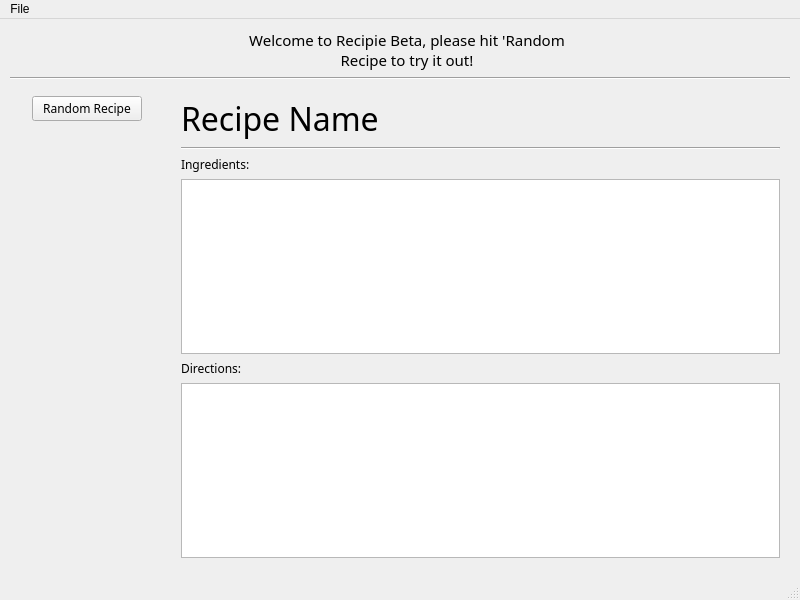
Above: testing/recipie_test/mainwindow.ui from starshine-bcit/Recipie before the change. Below: the same form after it.
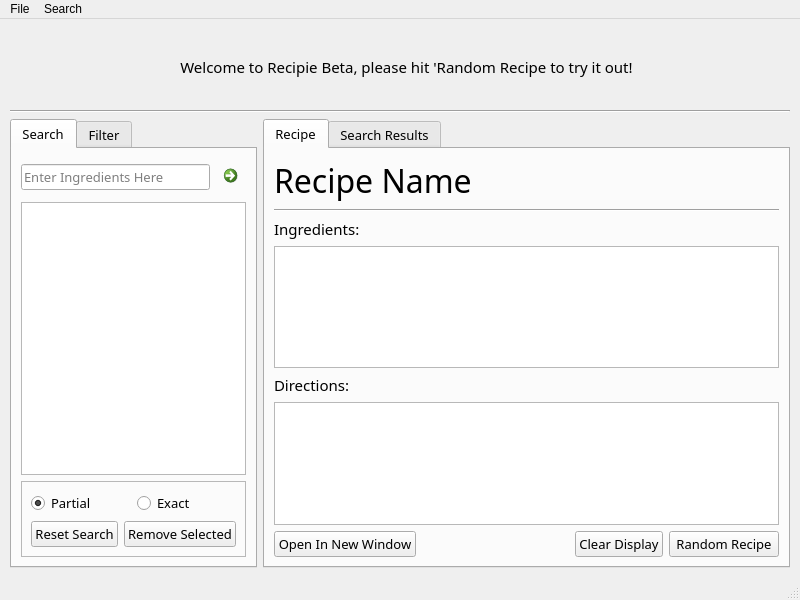
That is the form after the change. Icons and pictures are not drawn.

```diff
--- a/testing/recipie_test/mainwindow.ui
+++ b/testing/recipie_test/mainwindow.ui
@@ -40,7 +40,10 @@
      <number>10</number>
     </property>
     <item>
-     <layout class="QHBoxLayout" name="horizontalLayout_2" stretch="0,1,0,1,0">
+     <layout class="QHBoxLayout" name="horizontalLayoutTop" stretch="0,1,3,1">
+      <property name="sizeConstraint">
+       <enum>QLayout::SetMinimumSize</enum>
+      </property>
       <item>
        <widget class="QLabel" name="labelRecipieLogo">
         <property name="sizePolicy">
@@ -82,15 +85,21 @@
       <item>
        <widget class="QLabel" name="label">
         <property name="sizePolicy">
-         <sizepolicy hsizetype="Preferred" vsizetype="Fixed">
+         <sizepolicy hsizetype="Expanding" vsizetype="Fixed">
           <horstretch>0</horstretch>
           <verstretch>0</verstretch>
          </sizepolicy>
         </property>
+        <property name="minimumSize">
+         <size>
+          <width>0</width>
+          <height>75</height>
+         </size>
+        </property>
         <property name="maximumSize">
          <size>
           <width>16777215</width>
-          <height>16777215</height>
+          <height>75</height>
          </size>
         </property>
         <property name="font">
@@ -136,32 +145,50 @@
     </item>
     <item>
      <widget class="Line" name="line_3">
+      <property name="sizePolicy">
+       <sizepolicy hsizetype="Expanding" vsizetype="Fixed">
+        <horstretch>0</horstretch>
+        <verstretch>0</verstretch>
+       </sizepolicy>
+      </property>
       <property name="orientation">
        <enum>Qt::Horizontal</enum>
       </property>
      </widget>
     </item>
     <item>
-     <layout class="QHBoxLayout" name="horizontalLayout" stretch="1,4">
-      <item>
-       <layout class="QVBoxLayout" name="verticalLayoutLeft" stretch="0,1">
+     <layout class="QHBoxLayout" name="horizontalLayout" stretch="1,3">
         <property name="sizeConstraint">
-         <enum>QLayout::SetMinimumSize</enum>
-        </property>
-        <property name="leftMargin">
-         <number>10</number>
+       <enum>QLayout::SetDefaultConstraint</enum>
+      </property>
+      <item>
+       <widget class="QTabWidget" name="tabWidgetSearch">
+        <property name="font">
+         <font>
+          <family>Source Sans Pro</family>
+          <pointsize>10</pointsize>
+          <bold>false</bold>
+         </font>
         </property>
-        <property name="topMargin">
-         <number>10</number>
+        <property name="currentIndex">
+         <number>0</number>
         </property>
-        <property name="rightMargin">
-         <number>10</number>
-        </property>
-        <property name="bottomMargin">
-         <number>10</number>
-        </property>
-        <item alignment="Qt::AlignHCenter">
-         <widget class="QPushButton" name="pushButtonRandom">
+        <widget class="QWidget" name="TabSearchInput">
+         <attribute name="title">
+          <string>Search</string>
+         </attribute>
+         <layout class="QVBoxLayout" name="verticalLayout_6" stretch="0,1,0">
+          <item>
+           <layout class="QHBoxLayout" name="horizontalLayoutEnterIngredient" stretch="0,0">
+            <item>
+             <widget class="QLineEdit" name="lineEditIngredientEntry">
+              <property name="placeholderText">
+               <string>Enter Ingredients Here</string>
+              </property>
+             </widget>
+            </item>
+            <item>
+             <widget class="QCommandLinkButton" name="commandLinkButtonEnterIngredient">
           <property name="sizePolicy">
            <sizepolicy hsizetype="Fixed" vsizetype="Fixed">
             <horstretch>0</horstretch>
@@ -170,31 +197,143 @@
           </property>
           <property name="minimumSize">
            <size>
-            <width>110</width>
-            <height>25</height>
+                <width>20</width>
+                <height>20</height>
            </size>
           </property>
           <property name="maximumSize">
            <size>
-            <width>115</width>
-            <height>30</height>
-           </size>
-          </property>
+                <width>30</width>
+                <height>40</height>
+               </size>
+              </property>
+              <property name="cursor">
+               <cursorShape>PointingHandCursor</cursorShape>
+              </property>
+              <property name="text">
+               <string/>
+              </property>
+             </widget>
+            </item>
+           </layout>
+          </item>
+          <item>
+           <widget class="QListWidget" name="listWidgetSearchInput">
+            <property name="editTriggers">
+             <set>QAbstractItemView::NoEditTriggers</set>
+            </property>
+            <property name="selectionMode">
+             <enum>QAbstractItemView::MultiSelection</enum>
+            </property>
+           </widget>
+          </item>
+          <item>
+           <widget class="QFrame" name="frameSearchOptions">
+            <property name="frameShape">
+             <enum>QFrame::StyledPanel</enum>
+            </property>
+            <property name="frameShadow">
+             <enum>QFrame::Sunken</enum>
+            </property>
+            <layout class="QVBoxLayout" name="verticalLayout_5" stretch="1,1">
+             <item>
+              <layout class="QHBoxLayout" name="horizontalLayoutRadioHolder" stretch="1,1">
+               <item>
+                <widget class="QRadioButton" name="radioButtonInclusive">
           <property name="font">
            <font>
-            <family>Source Code Pro</family>
-           </font>
-          </property>
-          <property name="toolTip">
-           <string>Get A Random Recipe</string>
-          </property>
+                   <family>Source Sans Pro</family>
+                   <pointsize>10</pointsize>
+                   <bold>false</bold>
+                  </font>
+                 </property>
+                 <property name="text">
+                  <string>Partial</string>
+                 </property>
+                 <property name="checked">
+                  <bool>true</bool>
+                 </property>
+                </widget>
+               </item>
+               <item>
+                <widget class="QRadioButton" name="radioButtonExclusive">
+                 <property name="font">
+                  <font>
+                   <family>Source Sans Pro</family>
+                   <pointsize>10</pointsize>
+                   <bold>false</bold>
+                  </font>
+                 </property>
           <property name="text">
-           <string>Random Recipe</string>
+                  <string>Exact</string>
           </property>
          </widget>
         </item>
+              </layout>
+             </item>
         <item>
-         <spacer name="verticalSpacer">
+              <layout class="QHBoxLayout" name="horizontalLayoutSearchButtonHolder" stretch="1,1">
+               <item>
+                <widget class="QPushButton" name="pushButtonResetSearch">
+                 <property name="sizePolicy">
+                  <sizepolicy hsizetype="Fixed" vsizetype="Fixed">
+                   <horstretch>0</horstretch>
+                   <verstretch>0</verstretch>
+                  </sizepolicy>
+                 </property>
+                 <property name="font">
+                  <font>
+                   <family>Source Sans Pro</family>
+                   <pointsize>10</pointsize>
+                   <bold>false</bold>
+                  </font>
+                 </property>
+                 <property name="text">
+                  <string>Reset Search</string>
+                 </property>
+                </widget>
+               </item>
+               <item>
+                <widget class="QPushButton" name="pushButtonRemoveSelected">
+                 <property name="sizePolicy">
+                  <sizepolicy hsizetype="Fixed" vsizetype="Fixed">
+                   <horstretch>0</horstretch>
+                   <verstretch>0</verstretch>
+                  </sizepolicy>
+                 </property>
+                 <property name="font">
+                  <font>
+                   <family>Source Sans Pro</family>
+                   <pointsize>10</pointsize>
+                   <bold>false</bold>
+                  </font>
+                 </property>
+                 <property name="text">
+                  <string>Remove Selected</string>
+                 </property>
+                </widget>
+               </item>
+              </layout>
+             </item>
+            </layout>
+           </widget>
+          </item>
+         </layout>
+        </widget>
+        <widget class="QWidget" name="tabFilter">
+         <attribute name="title">
+          <string>Filter</string>
+         </attribute>
+         <layout class="QVBoxLayout" name="verticalLayout_7">
+          <item>
+           <widget class="QCheckBox" name="checkBox">
+            <property name="text">
+             <string>CheckBoxDietary</string>
+            </property>
+           </widget>
+          </item>
+          <item>
+           <spacer name="verticalSpacer_2">
           <property name="orientation">
            <enum>Qt::Vertical</enum>
           </property>
@@ -206,33 +345,105 @@
           </property>
          </spacer>
         </item>
-       </layout>
-      </item>
+          <item>
+           <widget class="QFrame" name="frame">
+            <property name="frameShape">
+             <enum>QFrame::StyledPanel</enum>
+            </property>
+            <property name="frameShadow">
+             <enum>QFrame::Raised</enum>
+            </property>
+            <layout class="QVBoxLayout" name="verticalLayout_2">
+             <item alignment="Qt::AlignHCenter">
+              <widget class="QPushButton" name="pushButtonResetFilters">
+               <property name="sizePolicy">
+                <sizepolicy hsizetype="Fixed" vsizetype="Fixed">
+                 <horstretch>0</horstretch>
+                 <verstretch>0</verstretch>
+                </sizepolicy>
+               </property>
+               <property name="font">
+                <font>
+                 <family>Source Sans Pro</family>
+                 <pointsize>10</pointsize>
+                 <bold>false</bold>
+                </font>
+               </property>
+               <property name="text">
+                <string>Reset Filters</string>
+               </property>
+              </widget>
+             </item>
+            </layout>
+           </widget>
+          </item>
+         </layout>
+        </widget>
+       </widget>
+      </item>
       <item>
-       <layout class="QVBoxLayout" name="verticalLayoutRecipeScrollArea" stretch="0,0,0,1,0,1">
-        <property name="sizeConstraint">
-         <enum>QLayout::SetMinimumSize</enum>
+       <widget class="QTabWidget" name="tabWidgetRecipe">
+        <property name="font">
+         <font>
+          <family>Source Sans Pro</family>
+          <pointsize>10</pointsize>
+         </font>
         </property>
-        <property name="leftMargin">
-         <number>10</number>
+        <property name="currentIndex">
+         <number>0</number>
         </property>
-        <property name="topMargin">
-         <number>10</number>
+        <property name="usesScrollButtons">
+         <bool>false</bool>
         </property>
-        <property name="rightMargin">
-         <number>10</number>
-        </property>
-        <property name="bottomMargin">
-         <number>10</number>
-        </property>
+        <widget class="QWidget" name="tabRecipeDisplay">
+         <property name="sizePolicy">
+          <sizepolicy hsizetype="Expanding" vsizetype="Expanding">
+           <horstretch>0</horstretch>
+           <verstretch>0</verstretch>
+          </sizepolicy>
+         </property>
+         <property name="font">
+          <font>
+           <family>Source Code Pro</family>
+           <pointsize>10</pointsize>
+          </font>
+         </property>
+         <property name="focusPolicy">
+          <enum>Qt::TabFocus</enum>
+         </property>
+         <property name="toolTip">
+          <string>Recipe</string>
+         </property>
+         <property name="statusTip">
+          <string/>
+         </property>
+         <property name="whatsThis">
+          <string/>
+         </property>
+         <property name="accessibleName">
+          <string/>
+         </property>
+         <attribute name="title">
+          <string>Recipe</string>
+         </attribute>
+         <layout class="QVBoxLayout" name="verticalLayout_3">
         <item>
          <widget class="QLabel" name="labelRecipeName">
+            <property name="sizePolicy">
+             <sizepolicy hsizetype="Expanding" vsizetype="Preferred">
+              <horstretch>0</horstretch>
+              <verstretch>0</verstretch>
+             </sizepolicy>
+            </property>
           <property name="font">
            <font>
-            <family>Source Code Pro</family>
+              <family>Source Serif Pro</family>
             <pointsize>24</pointsize>
            </font>
           </property>
+            <property name="frameShadow">
+             <enum>QFrame::Sunken</enum>
+            </property>
           <property name="text">
            <string>Recipe Name</string>
           </property>
@@ -240,6 +451,12 @@
         </item>
         <item>
          <widget class="Line" name="line">
+            <property name="sizePolicy">
+             <sizepolicy hsizetype="Expanding" vsizetype="Fixed">
+              <horstretch>0</horstretch>
+              <verstretch>0</verstretch>
+             </sizepolicy>
+            </property>
           <property name="orientation">
            <enum>Qt::Horizontal</enum>
           </property>
@@ -247,9 +464,16 @@
         </item>
         <item>
          <widget class="QLabel" name="labelRecipeIngredients">
+            <property name="sizePolicy">
+             <sizepolicy hsizetype="Expanding" vsizetype="Preferred">
+              <horstretch>0</horstretch>
+              <verstretch>0</verstretch>
+             </sizepolicy>
+            </property>
           <property name="font">
            <font>
-            <family>Source Code Pro</family>
+              <family>Source Serif Pro</family>
+              <pointsize>11</pointsize>
            </font>
           </property>
           <property name="text">
@@ -273,16 +497,30 @@
           </property>
           <property name="font">
            <font>
-            <family>Source Code Pro</family>
-           </font>
-          </property>
+              <family>Source Sans Pro</family>
+              <pointsize>11</pointsize>
+             </font>
+            </property>
+            <property name="autoFormatting">
+             <set>QTextEdit::AutoNone</set>
+            </property>
+            <property name="acceptRichText">
+             <bool>false</bool>
+            </property>
          </widget>
         </item>
         <item>
          <widget class="QLabel" name="labelRecipeDirections">
+            <property name="sizePolicy">
+             <sizepolicy hsizetype="Expanding" vsizetype="Preferred">
+              <horstretch>0</horstretch>
+              <verstretch>0</verstretch>
+             </sizepolicy>
+            </property>
           <property name="font">
            <font>
-            <family>Source Code Pro</family>
+              <family>Source Serif Pro</family>
+              <pointsize>11</pointsize>
            </font>
           </property>
           <property name="text">
@@ -306,12 +544,108 @@
           </property>
           <property name="font">
            <font>
-            <family>Source Code Pro</family>
+              <family>Source Sans Pro</family>
+              <pointsize>11</pointsize>
            </font>
           </property>
          </widget>
         </item>
-       </layout>
+          <item>
+           <layout class="QHBoxLayout" name="horizontalLayoutBottomRecipeDisplay">
+            <item>
+             <widget class="QPushButton" name="pushButtonDisplayRecipeNewWindow">
+              <property name="font">
+               <font>
+                <family>Source Sans Pro</family>
+                <pointsize>10</pointsize>
+               </font>
+              </property>
+              <property name="text">
+               <string>Open In New Window</string>
+              </property>
+              <property name="shortcut">
+               <string>Ctrl+O</string>
+              </property>
+             </widget>
+            </item>
+            <item>
+             <spacer name="horizontalSpacer_3">
+              <property name="orientation">
+               <enum>Qt::Horizontal</enum>
+              </property>
+              <property name="sizeHint" stdset="0">
+               <size>
+                <width>40</width>
+                <height>20</height>
+               </size>
+              </property>
+             </spacer>
+            </item>
+            <item>
+             <widget class="QPushButton" name="pushButtonRecipeClear">
+              <property name="font">
+               <font>
+                <family>Source Sans Pro</family>
+                <pointsize>10</pointsize>
+               </font>
+              </property>
+              <property name="text">
+               <string>Clear Display</string>
+              </property>
+             </widget>
+            </item>
+            <item>
+             <widget class="QPushButton" name="pushButtonRandom">
+              <property name="sizePolicy">
+               <sizepolicy hsizetype="Fixed" vsizetype="Fixed">
+                <horstretch>0</horstretch>
+                <verstretch>0</verstretch>
+               </sizepolicy>
+              </property>
+              <property name="minimumSize">
+               <size>
+                <width>110</width>
+                <height>25</height>
+               </size>
+              </property>
+              <property name="maximumSize">
+               <size>
+                <width>115</width>
+                <height>30</height>
+               </size>
+              </property>
+              <property name="font">
+               <font>
+                <family>Source Sans Pro</family>
+                <pointsize>10</pointsize>
+               </font>
+              </property>
+              <property name="toolTip">
+               <string>Get A Random Recipe</string>
+              </property>
+              <property name="text">
+               <string>Random Recipe</string>
+              </property>
+             </widget>
+            </item>
+           </layout>
+          </item>
+         </layout>
+        </widget>
+        <widget class="QWidget" name="tabSearchResults">
+         <property name="focusPolicy">
+          <enum>Qt::TabFocus</enum>
+         </property>
+         <attribute name="title">
+          <string>Search Results</string>
+         </attribute>
+         <layout class="QVBoxLayout" name="verticalLayout_4">
+          <item>
+           <widget class="QListWidget" name="listWidgetSearchResults"/>
+          </item>
+         </layout>
+        </widget>
+       </widget>
       </item>
      </layout>
     </item>
@@ -333,7 +667,15 @@
     <addaction name="actionRandom"/>
     <addaction name="actionExit"/>
    </widget>
+   <widget class="QMenu" name="menuSearch">
+    <property name="title">
+     <string>Search</string>
+    </property>
+    <addaction name="actionReset_Search"/>
+    <addaction name="actionRemove_Selected"/>
+   </widget>
    <addaction name="menuFile"/>
+   <addaction name="menuSearch"/>
   </widget>
   <widget class="QStatusBar" name="statusbar"/>
   <action name="actionExit">
```
Left out of the diff: 41 changed lines with no effect on the pictures. Lines whose indentation alone changed are shown as unchanged.
